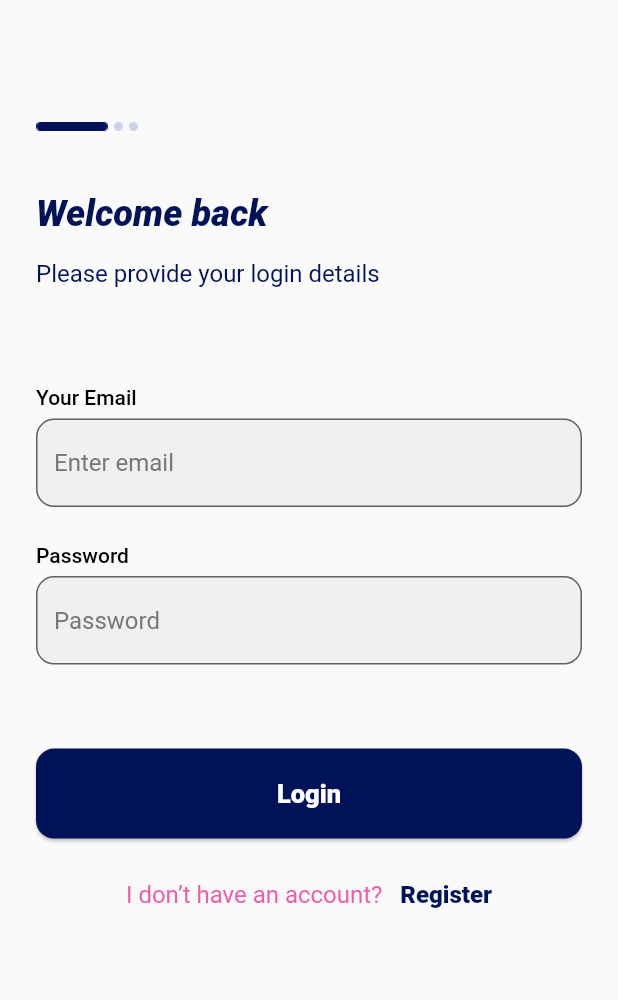
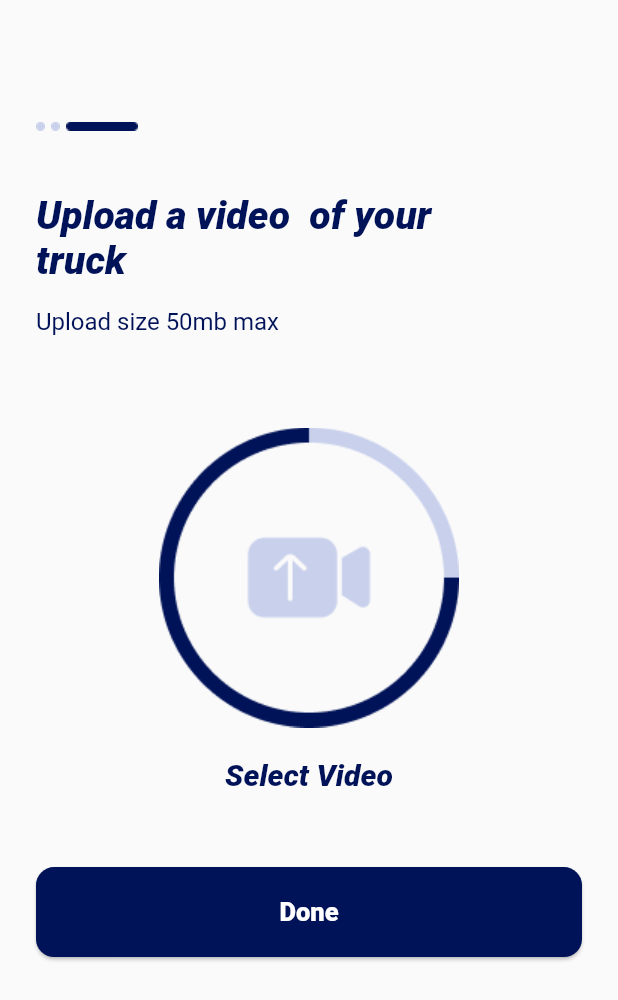
Before and after one commit to heybee72/poc, a Flutter app: the screen it shows after launch, on a phone screen of 412 x 824 dp. Shown: the top 1000 px of the screen. Run offline on Flutter 3.47's test engine with Material 2 defaults, Android fonts, the phone set to English and light mode, and no system bars; our stand-ins replace pin_code_fields, shared_preferences; missing offline and left inert: solid_bottom_sheet.

```diff
--- /dev/null
+++ b/lib/add_truck/uploadVideo.dart
@@ -0,0 +1,203 @@
+import 'package:flutter/cupertino.dart';
+import 'package:flutter/material.dart';
+import 'package:solid_bottom_sheet/solid_bottom_sheet.dart';
+import 'package:trucks/utils/constant.dart';
+
+class Uploadvideo extends StatefulWidget {
+  Uploadvideo({Key? key}) : super(key: key);
+
+  @override
+  _UploadvideoState createState() => _UploadvideoState();
+}
+
+class _UploadvideoState extends State<Uploadvideo> {
+  GlobalKey<FormState> formKey = GlobalKey<FormState>();
+
+  bool _showBottomSheet = false;
+
+  @override
+  Widget build(BuildContext context) {
+    return Scaffold(
+      body: SingleChildScrollView(
+        child: Padding(
+          padding: const EdgeInsets.symmetric(horizontal: 24.0, vertical: 40),
+          child: Column(
+            crossAxisAlignment: CrossAxisAlignment.start,
+            children: [
+              SizedBox(
+                height: MediaQuery.of(context).size.height * 0.05,
+              ),
+              Row(
+                children: [
+                  Image.asset('assets/images/dot.png'),
+                  Padding(
+                    padding: const EdgeInsets.only(left: 4.0),
+                    child: Image.asset('assets/images/dot.png'),
+                  ),
+                  Padding(
+                    padding: const EdgeInsets.only(left: 4.0),
+                    child: Image.asset('assets/images/line1.png'),
+                  ),
+                ],
+              ),
+              SizedBox(
+                height: MediaQuery.of(context).size.height * 0.05,
+              ),
+              Padding(
+                padding: const EdgeInsets.only(right: 36.0),
+                child: const Text(
+                  'Upload a video  of your truck',
+                  style: TextStyle(
+                    fontSize: 26,
+                    fontWeight: FontWeight.w900,
+                    color: Constant.blue_color,
+                    fontStyle: FontStyle.italic,
+                  ),
+                ),
+              ),
+              SizedBox(
+                height: MediaQuery.of(context).size.height * 0.02,
+              ),
+              const Text(
+                'Upload size 50mb max',
+                style: TextStyle(fontSize: 16, color: Constant.blue_color),
+              ),
+              SizedBox(
+                height: MediaQuery.of(context).size.height * 0.05,
+              ),
+              Form(
+                key: formKey,
+                child: Column(
+                  crossAxisAlignment: CrossAxisAlignment.start,
+                  children: [
+                    const SizedBox(height: 20),
+                    Center(child: Image.asset('assets/images/upload.png')),
+                    const SizedBox(height: 20),
+                    Center(
+                      child: Text(
+                        'Select Video',
+                        style: TextStyle(
+                          fontSize: 20,
+                          fontWeight: FontWeight.w900,
+                          color: Constant.blue_color,
+                          fontStyle: FontStyle.italic,
+                        ),
+                      ),
+                    ),
+                    const SizedBox(height: 24),
+                    Container(
+                      height: 60.0,
+                      margin: const EdgeInsets.only(top: 26.0, bottom: 8.0),
+                      width: double.infinity,
+                      child: ElevatedButton(
+                        style: ElevatedButton.styleFrom(
+                          elevation: 1,
+                          primary: Constant.blue_color,
+                          shape: RoundedRectangleBorder(
+                            borderRadius: BorderRadius.circular(12.0),
+                          ),
+                        ),
+                        child: const Text(
+                          "Done",
+                          style: TextStyle(
+                            fontSize: 17,
+                            color: Colors.white,
+                            fontWeight: FontWeight.w800,
+                          ),
+                        ),
+                        onPressed: () async {
+                          print(_showBottomSheet);
+                          setState(() {
+                            _showBottomSheet = !_showBottomSheet;
+                          });
+                        },
+                      ),
+                    ),
+                    const SizedBox(height: 20),
+                  ],
+                ),
+              ),
+            ],
+          ),
+        ),
+      ),
+      bottomSheet: _showBottomSheet ? _bottomSheet() : null,
+    );
+  }
+
+  Container _bottomSheet() {
+    return Container(
+      height: 450,
+      decoration: BoxDecoration(
+        borderRadius: BorderRadius.only(
+          topLeft: Radius.circular(20),
+          topRight: Radius.circular(20),
+        ),
+      ),
+      child: Card(
+        shape: RoundedRectangleBorder(
+          borderRadius: BorderRadius.only(
+            topLeft: Radius.circular(40),
+            topRight: Radius.circular(40),
+          ),
+        ),
+        elevation: 2,
+        child: Container(
+          color: Colors.white,
+          height: 30,
+          child: Column(
+            children: [
+              const SizedBox(height: 40),
+              Center(
+                child: Image.asset('assets/images/check.png'),
+              ),
+              const SizedBox(height: 20),
+              Padding(
+                padding: const EdgeInsets.symmetric(horizontal: 20.0),
+                child: Center(
+                  child: Text(
+                    'Your Truck was added successfully',
+                    style: TextStyle(
+                      fontSize: 24,
+                      fontWeight: FontWeight.w900,
+                      color: Constant.blue_color,
+                      fontStyle: FontStyle.italic,
+                    ),
+                    textAlign: TextAlign.center,
+                  ),
+                ),
+              ),
+              const SizedBox(height: 20),
+              Padding(
+                padding: const EdgeInsets.symmetric(horizontal: 24.0),
+                child: Container(
+                  height: 60.0,
+                  margin: const EdgeInsets.only(top: 26.0, bottom: 8.0),
+                  width: double.infinity,
+                  child: ElevatedButton(
+                    style: ElevatedButton.styleFrom(
+                      elevation: 1,
+                      primary: Constant.blue_color,
+                      shape: RoundedRectangleBorder(
+                        borderRadius: BorderRadius.circular(12.0),
+                      ),
+                    ),
+                    child: const Text(
+                      "View Trucks",
+                      style: TextStyle(
+                        fontSize: 17,
+                        color: Colors.white,
+                        fontWeight: FontWeight.w800,
+                      ),
+                    ),
+                    onPressed: () async {},
+                  ),
+                ),
+              ),
+            ],
+          ),
+        ),
+      ),
+    );
+  }
+}
--- a/lib/main.dart
+++ b/lib/main.dart
@@ -2,11 +2,14 @@ import 'package:flutter/material.dart';
 import 'package:flutter/services.dart';
 import 'package:provider/provider.dart';
 import 'package:trucks/data/Provider/trucks.dart';
-import 'package:trucks/user/login_screen.dart';
 import 'package:trucks/user/truck_details.dart';
 import 'package:trucks/user/user_dashbaord.dart';
+import 'add_truck/add_truck.dart';
+import 'add_truck/add_truck_type.dart';
+import 'add_truck/uploadVideo.dart';
 import 'data/Provider/user.dart';
 import 'onboarding/splash_screen.dart';
+import 'user/login_screen.dart';
 
 void main() {
   runApp(const MyApp());
@@ -32,7 +35,7 @@ class MyApp extends StatelessWidget {
         theme: ThemeData(
           primarySwatch: Colors.blue,
         ),
-        home: LoginScreen(),
+        home: Uploadvideo(),
       ),
     );
   }
--- a/lib/utils/constant.dart
+++ b/lib/utils/constant.dart
@@ -9,6 +9,7 @@ class Constant {
   static const Color lighblue_color = Color(0XFF5471E8);
   static const Color deep_blue = Color(0XFF001258);
   static const Color light_blue2 = Color(0XFFDDDCEC);
+  static const Color light_blue3 = Color(0XFFC8D0EC);
 }
 
 
--- a/pubspec.yaml
+++ b/pubspec.yaml
@@ -38,6 +38,7 @@ dependencies:
   provider: any
   http: any
   shared_preferences: any
+  solid_bottom_sheet: ^0.1.10
 
 dev_dependencies:
   flutter_test:
```
Also changed, not shown: lib/add_truck/add_truck.dart (added, +187 -0 lines), lib/add_truck/add_truck_type.dart (added, +248 -0 lines), assets/images/check.png (added), assets/images/upload.png (added), pubspec.lock, 3 other files.
